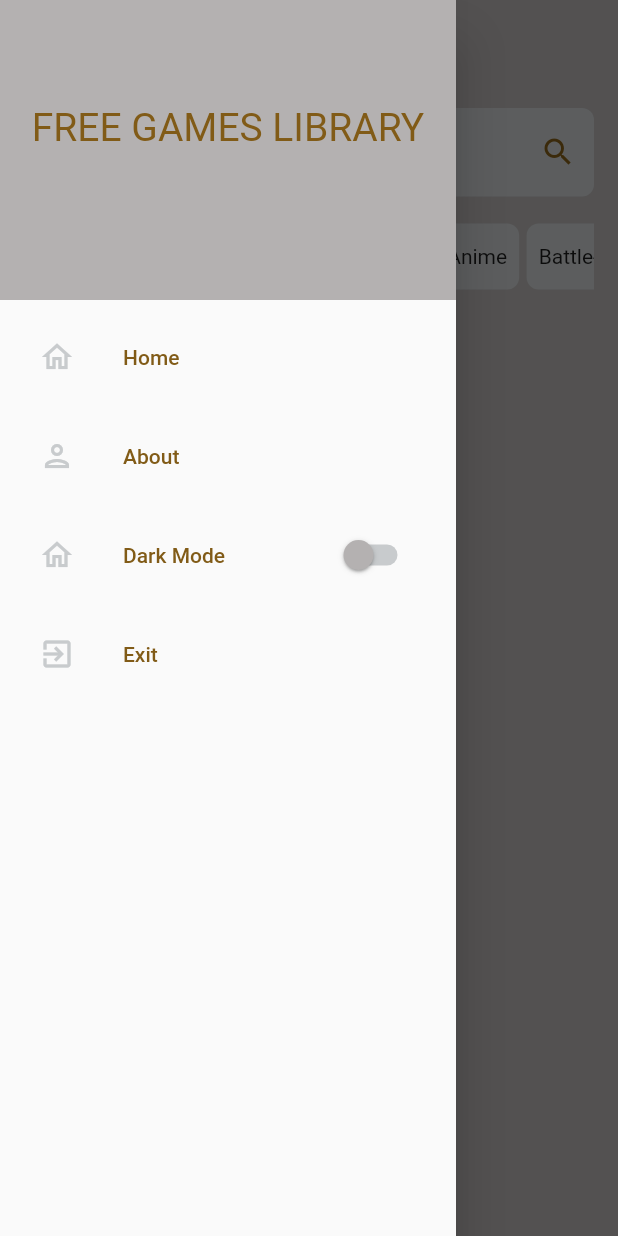
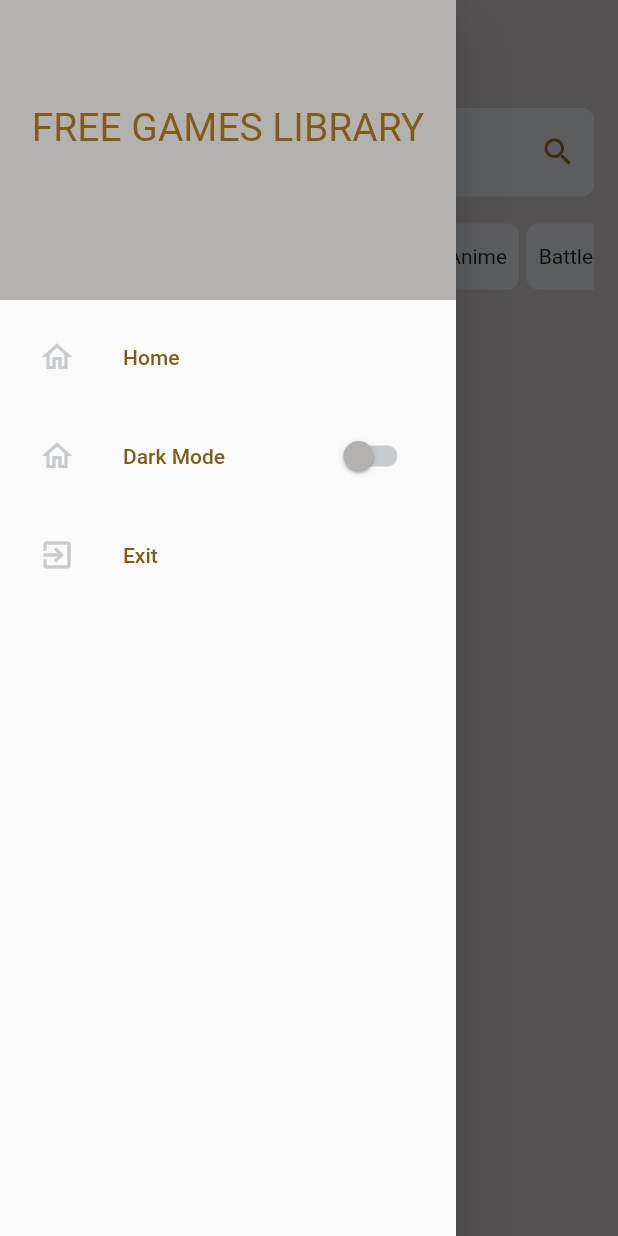
Before and after one commit to YureshTharushika/Free_Games_Library, a Flutter app: the screen it shows after launch, with the side drawer open, on a phone screen of 412 x 824 dp. Run offline on Flutter 3.47's test engine with Material 2 defaults, Android fonts, the light colour scheme and no system bars; network calls fail.

Commit message:
side menu completed

```diff
--- a/lib/about.dart
+++ /dev/null
@@ -1,14 +0,0 @@
-import 'package:flutter/material.dart';
-import 'package:flutter/src/widgets/container.dart';
-import 'package:flutter/src/widgets/framework.dart';
-
-class About extends StatelessWidget {
-  const About({super.key});
-
-  @override
-  Widget build(BuildContext context) {
-    return Scaffold(
-      appBar: AppBar(),
-    );
-  }
-}
--- a/lib/main.dart
+++ b/lib/main.dart
@@ -3,7 +3,7 @@ import 'dart:io';
 
 import 'package:flutter/material.dart';
 import 'package:flutter/services.dart';
-import 'package:free_games_library/about.dart';
+
 import 'package:free_games_library/themes.dart';
 import 'package:http/http.dart' as http;
 import 'game.dart';
@@ -370,22 +370,6 @@ class _MyHomePageState extends State<MyHomePage> {
           ),
           ListTile(
             leading: Icon(
-              Icons.person_outlined,
-              color: secondaryColor,
-            ),
-            title: Text(
-              'About',
-              style: TextStyle(color: mainText),
-            ),
-            onTap: () {
-              Navigator.pop(context);
-
-              Navigator.of(context)
-                  .push(MaterialPageRoute(builder: (context) => const About()));
-            },
-          ),
-          ListTile(
-            leading: Icon(
               Icons.home_outlined,
               color: secondaryColor,
             ),
@@ -404,6 +388,13 @@ class _MyHomePageState extends State<MyHomePage> {
               'Exit',
               style: TextStyle(color: mainText),
             ),
+            onTap: () {
+              if (Platform.isAndroid) {
+                SystemNavigator.pop();
+              } else {
+                exit(0);
+              }
+            },
           ),
         ],
       ),
```
